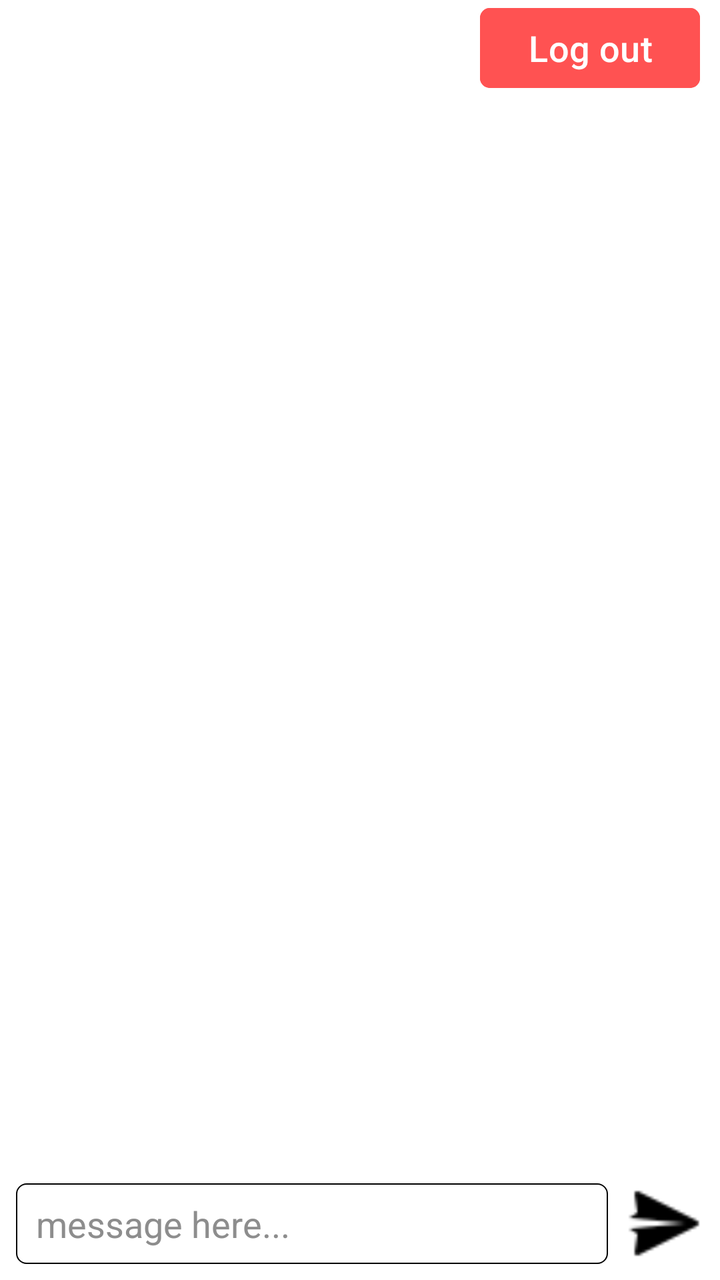
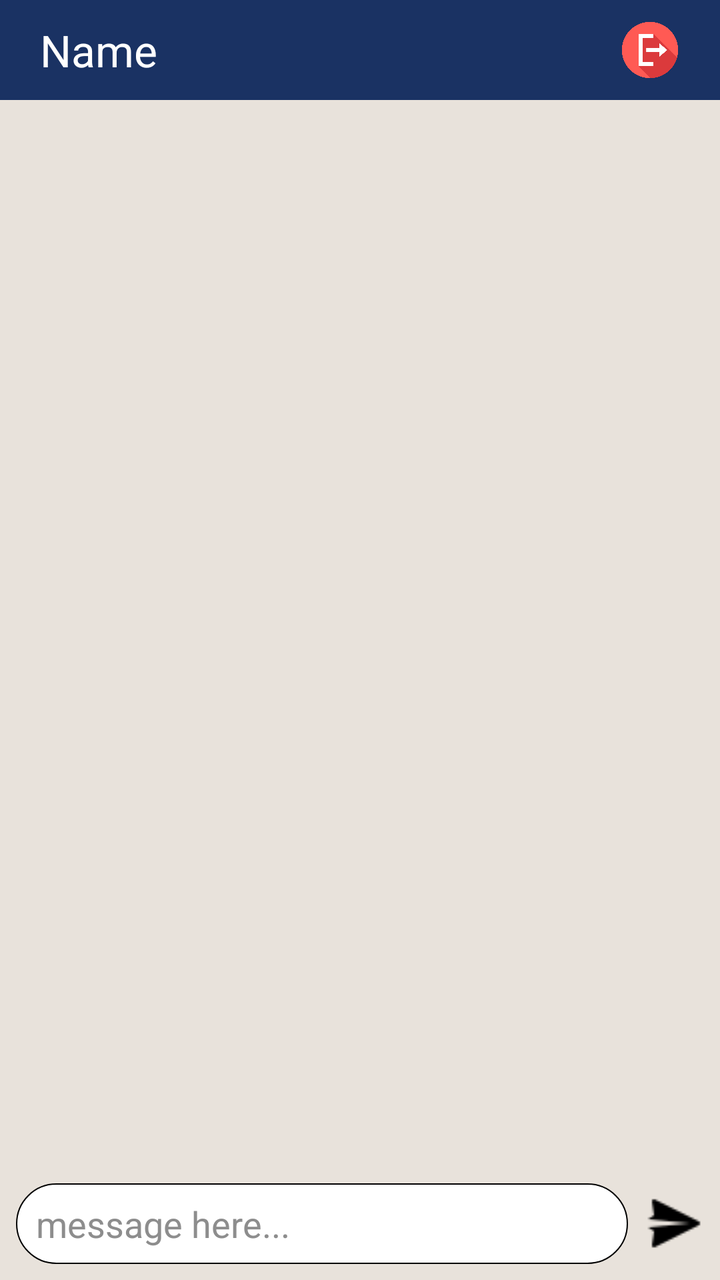

The first picture is an Android layout as it rendered before a commit; the second is the same layout after the commit. The layout source and the unified diff follow.
<!-- AndroidManifest.xml: application theme Theme.NChat -->
<!-- res/layout/activity_chat.xml -->
<?xml version="1.0" encoding="utf-8"?>
<androidx.constraintlayout.widget.ConstraintLayout xmlns:android="http://schemas.android.com/apk/res/android"
    xmlns:app="http://schemas.android.com/apk/res-auto"
    android:id="@+id/main"
    android:layout_width="match_parent"
    android:layout_height="match_parent"
    android:background="@color/white"
    android:fitsSystemWindows="true">

    <LinearLayout
        android:id="@+id/logoutLayout"
        android:layout_width="match_parent"
        android:layout_height="50dp"
        android:orientation="vertical"
        app:layout_constraintEnd_toEndOf="parent"
        app:layout_constraintStart_toStartOf="parent"
        app:layout_constraintTop_toTopOf="parent">

        <Button
            android:id="@+id/logoutButton"
            android:layout_width="wrap_content"
            android:layout_height="wrap_content"
            android:layout_gravity="end"
            android:text="Log out"
            android:textSize="18sp"
            android:textColor="@color/white"
            android:backgroundTint="#FF5252"
            app:cornerRadius="5dp"
            android:layout_marginRight="10dp"
            />

    </LinearLayout>

    
    <androidx.recyclerview.widget.RecyclerView
        android:id="@+id/recyclerView"
        android:layout_width="match_parent"
        android:layout_height="0dp"
        app:layout_constraintBottom_toTopOf="@id/bottomLayout"
        app:layout_constraintEnd_toEndOf="parent"
        app:layout_constraintStart_toStartOf="parent"
        app:layout_constraintTop_toBottomOf="@id/logoutLayout"
        />

    
    <LinearLayout
        android:id="@+id/bottomLayout"
        android:layout_width="match_parent"
        android:layout_height="wrap_content"
        android:gravity="center_vertical"
        android:orientation="horizontal"
        android:padding="8dp"
        app:layout_constraintBottom_toBottomOf="parent"
        app:layout_constraintEnd_toEndOf="parent"
        app:layout_constraintStart_toStartOf="parent">

        <EditText
            android:id="@+id/editText"
            android:layout_width="0dp"
            android:layout_height="wrap_content"
            android:layout_weight="1"
            android:background="@drawable/edittext_background"
            android:gravity="center_vertical"
            android:hint="message here..."
            android:paddingHorizontal="10dp"
            android:paddingVertical="8dp"
            android:textColor="@color/black"
            android:textColorHint="#8D8D8D" />

        <ImageView
            android:id="@+id/sentButton"
            android:layout_width="40dp"
            android:layout_height="40dp"
            android:layout_marginStart="8dp"
            android:src="@drawable/sent_30" />
    </LinearLayout>

</androidx.constraintlayout.widget.ConstraintLayout>
<!-- resources referenced by this layout -->
<resources>
  <color name="black">#FF000000</color>
  <color name="white">#FFFFFFFF</color>
  <!-- drawable edittext_background (drawable) -->
  <?xml version="1.0" encoding="utf-8"?>
  <shape xmlns:android="http://schemas.android.com/apk/res/android">
      <solid android:color="#FFFFFF" />
      <corners android:radius="5dp" />
      <stroke
          android:width="0.5dp"
          android:color="@color/black" />
  </shape>
  <!-- drawable sent_30: png bitmap (drawable, 299 bytes) -->
  <style name="Theme.NChat" parent="Base.Theme.NChat" />
  <style name="Base.Theme.NChat" parent="Theme.Material3.DayNight.NoActionBar">
          
          
      </style>
</resources>

<!-- the commit's change to res/layout/activity_chat.xml (unified diff, before → after) -->
@@ -4,29 +4,39 @@
     android:id="@+id/main"
     android:layout_width="match_parent"
     android:layout_height="match_parent"
-    android:background="@color/white"
+    android:background="@color/light_colour"
     android:fitsSystemWindows="true">
 
     <LinearLayout
         android:id="@+id/logoutLayout"
         android:layout_width="match_parent"
-        android:layout_height="50dp"
-        android:orientation="vertical"
+        android:layout_height="wrap_content"
+        android:background="@color/primary_colour"
+        android:orientation="horizontal"
+        android:paddingHorizontal="20dp"
+        android:paddingVertical="10dp"
         app:layout_constraintEnd_toEndOf="parent"
         app:layout_constraintStart_toStartOf="parent"
-        app:layout_constraintTop_toTopOf="parent">
+        app:layout_constraintTop_toTopOf="parent"
+        android:gravity="center_vertical"
+        >
 
-        <Button
+        <TextView
+            android:id="@+id/nameTextView"
+            android:layout_width="0dp"
+            android:layout_height="wrap_content"
+            android:layout_weight="1"
+            android:text="Name"
+            android:textColor="@color/white"
+            android:textSize="22sp"
+            android:layout_marginRight="50dp"
+            />
+
+        <ImageView
             android:id="@+id/logoutButton"
-            android:layout_width="wrap_content"
-            android:layout_height="wrap_content"
-            android:layout_gravity="end"
-            android:text="Log out"
-            android:textSize="18sp"
-            android:textColor="@color/white"
-            android:backgroundTint="#FF5252"
-            app:cornerRadius="5dp"
-            android:layout_marginRight="10dp"
+            android:layout_width="30dp"
+            android:layout_height="30dp"
+            android:src="@drawable/logout"
             />
 
     </LinearLayout>
@@ -39,8 +49,7 @@
         app:layout_constraintBottom_toTopOf="@id/bottomLayout"
         app:layout_constraintEnd_toEndOf="parent"
         app:layout_constraintStart_toStartOf="parent"
-        app:layout_constraintTop_toBottomOf="@id/logoutLayout"
-        />
+        app:layout_constraintTop_toBottomOf="@id/logoutLayout" />
 
     
     <LinearLayout
@@ -69,8 +78,8 @@
 
         <ImageView
             android:id="@+id/sentButton"
-            android:layout_width="40dp"
-            android:layout_height="40dp"
+            android:layout_width="30dp"
+            android:layout_height="30dp"
             android:layout_marginStart="8dp"
             android:src="@drawable/sent_30" />
     </LinearLayout>
<!-- resource entries referenced after the edit -->
@@ -1,21 +1,24 @@
 <!-- resources referenced by this layout -->
 <resources>
   <color name="black">#FF000000</color>
+  <color name="light_colour">#E8E2DB</color>
+  <color name="primary_colour">#1A3263</color>
   <color name="white">#FFFFFFFF</color>
   <!-- drawable edittext_background (drawable) -->
   <?xml version="1.0" encoding="utf-8"?>
   <shape xmlns:android="http://schemas.android.com/apk/res/android">
       <solid android:color="#FFFFFF" />
-      <corners android:radius="5dp" />
+      <corners android:radius="25dp" />
       <stroke
           android:width="0.5dp"
           android:color="@color/black" />
   </shape>
+  <!-- drawable logout: png bitmap (drawable, 15366 bytes) -->
   <!-- drawable sent_30: png bitmap (drawable, 299 bytes) -->
   <style name="Theme.NChat" parent="Base.Theme.NChat" />
   <style name="Base.Theme.NChat" parent="Theme.Material3.DayNight.NoActionBar">
           
-          
+  
       </style>
 </resources>
 
